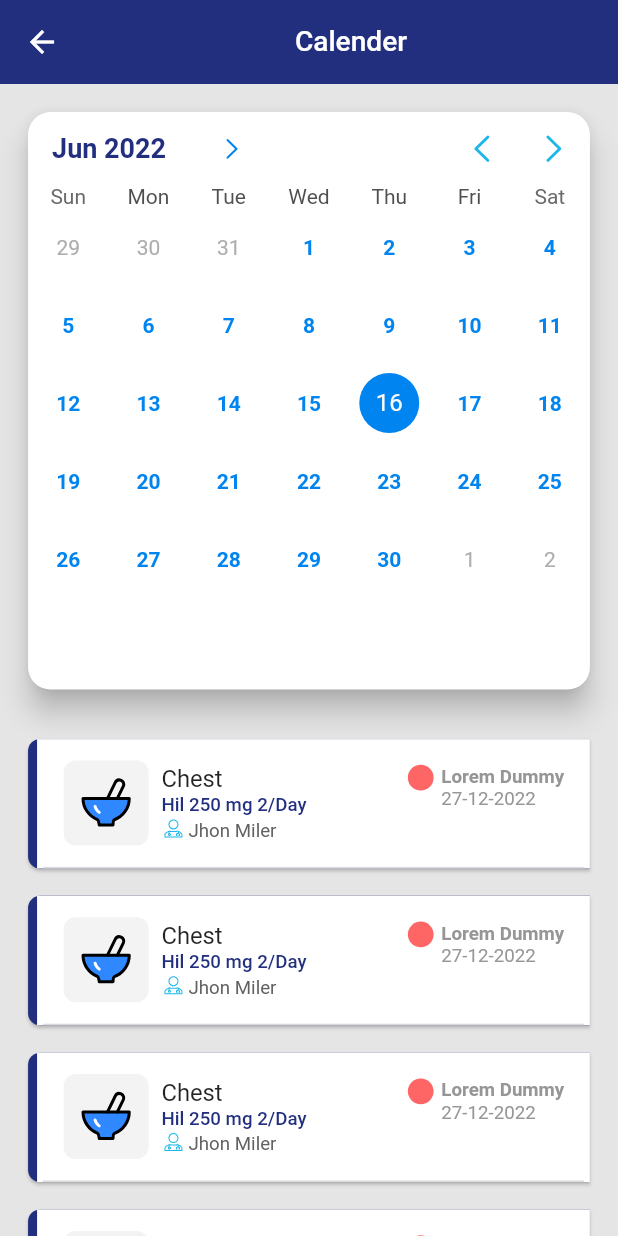
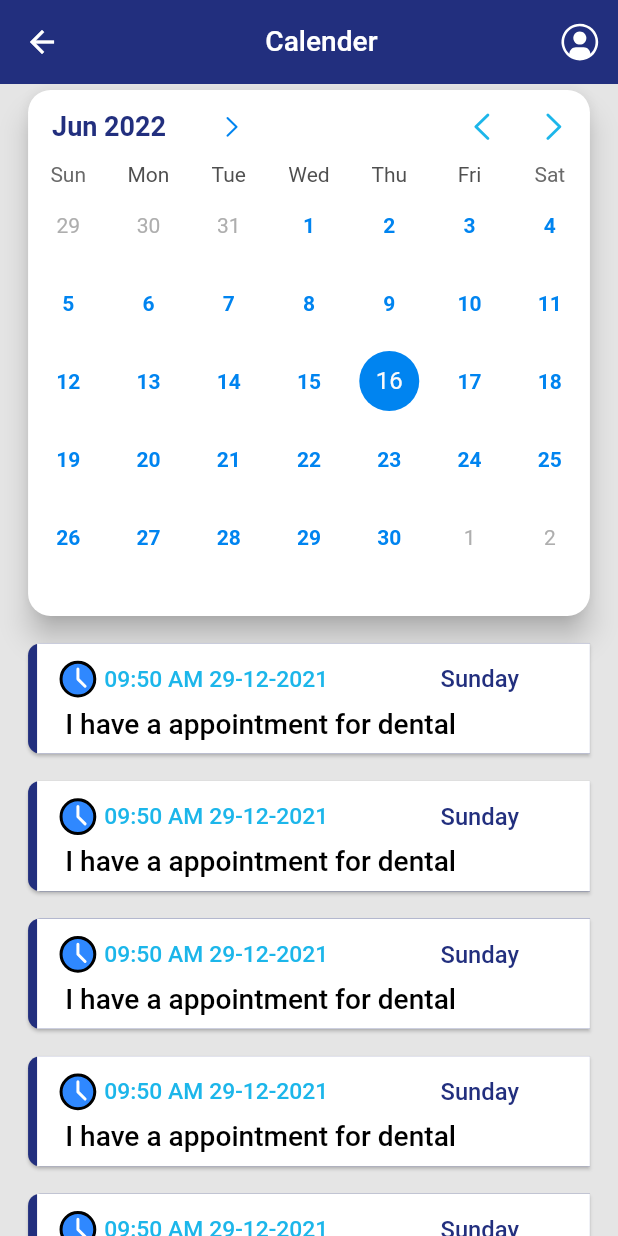
Before and after one commit to vishal88patel/ehr_flutter, a Flutter app: the SchedualScreen screen opened directly, on a phone screen of 412 x 824 dp. Run offline on Flutter 3.47's test engine with Material 2 defaults, Android fonts, the phone set to English and light mode, and no system bars; drawn by our look-alikes of flutter_slidable, table_calendar; our stand-ins replace connectivity_plus, flip_card, flutter_svg, fluttertoast, google_fonts, page_transition and 4 more; accounts and stored records are empty; Roboto replaces fonts that are missing (Heebo).

Commit message:
ravi 16-06 commit 2

```diff
--- a/lib/View/Screens/schedual_screen.dart
+++ b/lib/View/Screens/schedual_screen.dart
@@ -31,15 +31,23 @@ class _SchedualScreenState extends State<SchedualScreen> {
               style: GoogleFonts.heebo(
                   fontSize: D.H / 44, fontWeight: FontWeight.w500),
             )),
+        actions: [
+          SvgPicture.asset(
+            "assets/images/ic_btn_profile.svg",
           ),
+          Container(
+            width: D.W / 36,
+          )
+        ],
+      ),
+
       backgroundColor: ColorConstants.background,
       body:SingleChildScrollView(
+        child: Padding(
+          padding: EdgeInsets.only(left:D.W/28,right:D.W/28),
           child: Column(
             children: [
-            Padding(
-              padding: EdgeInsets.all(D.W/28),
-              child: CustomCalender(),
-            ),
+              CustomCalender(),
               ListView.builder(
                   physics: BouncingScrollPhysics(),
                   itemCount: 10,
@@ -83,7 +91,7 @@ class _SchedualScreenState extends State<SchedualScreen> {
                         ],
                       ),
                       child: Padding(
-                      padding: EdgeInsets.only(left:D.W/28,right:D.W/28,top: D.W/40),
+                        padding: EdgeInsets.only(top: D.W/40),
                         child: Card(
                           color: ColorConstants.blueBtn,
                           shape: const RoundedRectangleBorder(
@@ -97,128 +105,72 @@ class _SchedualScreenState extends State<SchedualScreen> {
                             child: Container(
                               color: Colors.white,
                               child: Column(
+                                crossAxisAlignment: CrossAxisAlignment.start,
                                 children: [
                                   Padding(
                                     padding: EdgeInsets.only(
                                         left: D.W / 30.0, top: D.H / 80),
                                     child: Row(
                                       crossAxisAlignment: CrossAxisAlignment.start,
-                                    mainAxisAlignment: MainAxisAlignment.spaceBetween,
+                                      children: [
+                                        Column(
                                           children: [
                                             Row(
+                                              crossAxisAlignment: CrossAxisAlignment.center,
                                               children: [
-                                          Card(
-                                              color: ColorConstants.bgImage,
-                                              shape: const RoundedRectangleBorder(
-                                                borderRadius: BorderRadius.only(
-                                                  topLeft: Radius.circular(8),
-                                                  topRight: Radius.circular(8),
-                                                  bottomLeft: Radius.circular(8),
-                                                  bottomRight: Radius.circular(8),
+                                                Row(
+                                                  crossAxisAlignment: CrossAxisAlignment.center,
+                                                  children: [
+                                                    SvgPicture.asset(
+                                                        "assets/images/ic_time.svg"),
+                                                    Padding(
+                                                      padding: const EdgeInsets.only(left: 4.0),
+                                                      child: Text(
+                                                        "09:50 AM",
+                                                        style: GoogleFonts.heebo(
+                                                            color: ColorConstants.skyBlue,
+                                                            fontSize: D.H / 54,
+                                                            fontWeight: FontWeight.w500),
                                                       ),
                                                     ),
-                                              elevation: 0,
-                                              child: Padding(
-                                                padding: EdgeInsets.all(D.W / 42),
-                                                child: SvgPicture.asset(
-                                                    "assets/images/ic_bowl.svg"),
-                                              )),
                                                     Padding(
-                                            padding: EdgeInsets.only(left:D.H /180),
-                                            child: Column(
-                                              mainAxisAlignment:
-                                              MainAxisAlignment.spaceBetween,
-                                              crossAxisAlignment:
-                                              CrossAxisAlignment.start,
-                                              children: [
-                                                Text(
-                                                  "Chest",
+                                                      padding: const EdgeInsets.only(left: 4.0),
+                                                      child: Text(
+                                                        "29-12-2021",
                                                         style: GoogleFonts.heebo(
-                                                      fontSize: D.H / 52,
-                                                      fontWeight: FontWeight.w400),
-                                                ),
-                                                Text(
-                                                  "Hil 250 mg 2/Day",
-                                                  style: GoogleFonts.heebo(
-                                                      color: ColorConstants.blueBtn,
-                                                      fontSize: D.H / 66,
+                                                            color: ColorConstants.skyBlue,
+                                                            fontSize: D.H / 54,
                                                             fontWeight: FontWeight.w500),
-                                                ),
-                                                Row(
-                                                  children: [
-                                                    SvgPicture.asset(
-                                                        "assets/images/ic_doctor.svg"),
-                                                    Padding(
-                                                      padding: const EdgeInsets.only(left: 2.0,top:2.0),
-                                                      child: Text(
-                                                        "Jhon Miler",
-                                                        style: GoogleFonts.heebo(
-                                                            color: ColorConstants.darkText,
-                                                            fontSize: D.H / 66,
-                                                            fontWeight: FontWeight.w400),
-                                                      ),
-                                                    ),
-                                                  ],
-                                                )
-                                              ],
                                                       ),
                                                     ),
                                                   ],
                                                 ),
-                                      Padding(
-                                        padding: EdgeInsets.only(right:D.W/24.0,top:D.W /60),
-                                        child: Row(
-                                          crossAxisAlignment: CrossAxisAlignment.start,
-                                          children: [
-                                            Column(
-                                              mainAxisAlignment: MainAxisAlignment.start,
-                                              children: [
-                                                Container(
-                                                  height: D.W/24,
-                                                  width: D.W/24,
-                                                  decoration: BoxDecoration(
-                                                      borderRadius: BorderRadius.all(Radius.circular(25)),
-                                                      color: ColorConstants.lightRed
-                                                  ),
+                                                SizedBox(width: D.W/5.5,),
+                                                Text(
+                                                  "Sunday",
+                                                  style: GoogleFonts.heebo(
+                                                      fontSize: D.H / 52,
+                                                      color: ColorConstants.blueBtn,
+                                                      fontWeight: FontWeight.w500),
                                                 ),
                                               ],
-                                            ),
-                                            SizedBox(width: D.H / 160),
-                                            Column(
-                                              crossAxisAlignment: CrossAxisAlignment.start,
-                                              children: [
-                                                Text(
-                                                  "Lorem Dummy",
-                                                  style: GoogleFonts.heebo(
-                                                      fontSize: D.H / 66,
-                                                      color: ColorConstants.lightText2,
-                                                      fontWeight: FontWeight.w700),
-                                                ),
-                                                Text(
-                                                  "27-12-2022",
-                                                  style: GoogleFonts.heebo(
-                                                      color: ColorConstants.lightText2,
-                                                      fontSize: D.H / 66,
-                                                      fontWeight: FontWeight.w400),
                                             ),
                                           ],
                                         ),
                                       ],
                                     ),
                                   ),
-                                    ],
+                                  Padding(
+                                    padding: EdgeInsets.only(
+                                        left: D.W / 22.0, top: D.H / 140,bottom: D.H/100),
+                                    child: Text(
+                                      "I have a appointment for dental",
+                                      style: GoogleFonts.heebo(
+                                          fontSize: D.H / 44,
+                                          color: Colors.black,
+                                          fontWeight: FontWeight.w500),
                                     ),
                                   ),
-                                SizedBox(
-                                  height: D.H / 80,
-                                ),
-                                Padding(
-                                  padding: const EdgeInsets.only(left: 4.0,right: 4.0),
-                                  child: Container(
-                                    height: 1.0,
-                                    color: ColorConstants.lineColor,
-                                  ),
-                                )
                                 ],
                               ),
                             ),
@@ -227,7 +179,9 @@ class _SchedualScreenState extends State<SchedualScreen> {
                       ),
                     );
                   }),
+              SizedBox(height: D.H/40,)
             ],
+          ),
         ),
       )
     );
--- a/lib/View/Screens/splash_screen.dart
+++ b/lib/View/Screens/splash_screen.dart
@@ -71,7 +71,7 @@ class _SplashScreenState extends State<SplashScreen> {
     //   });
     // }
     await Future.delayed(Duration(milliseconds: 2000), () {
-      NavigationHelpers.redirectFromSplash(context, AddSheduleScreen());
+      NavigationHelpers.redirectFromSplash(context, SchedualScreen());
     });
   }
 
--- a/lib/customWidgets/custom_calender.dart
+++ b/lib/customWidgets/custom_calender.dart
@@ -73,7 +73,7 @@ class _CustomCalenderState extends State<CustomCalender> {
         ),
         elevation: 8,
         child: Container(
-          height: 385,
+          height: D.H/2.35,
           child: Column(
             children: [
               ValueListenableBuilder<DateTime>(
@@ -81,7 +81,6 @@ class _CustomCalenderState extends State<CustomCalender> {
                 builder: (context, value, _) {
                   return _CalendarHeader(
                     focusedDay: value,
-
                     clearButtonVisible: canClearSelection,
                     onTodayButtonTap: () {
                       setState(() => _focusedDay1.value = DateTime.now());
```
Also changed, not shown: assets/images/ic_btn_profile.svg (added). Lines whose indentation alone changed are shown as unchanged.
